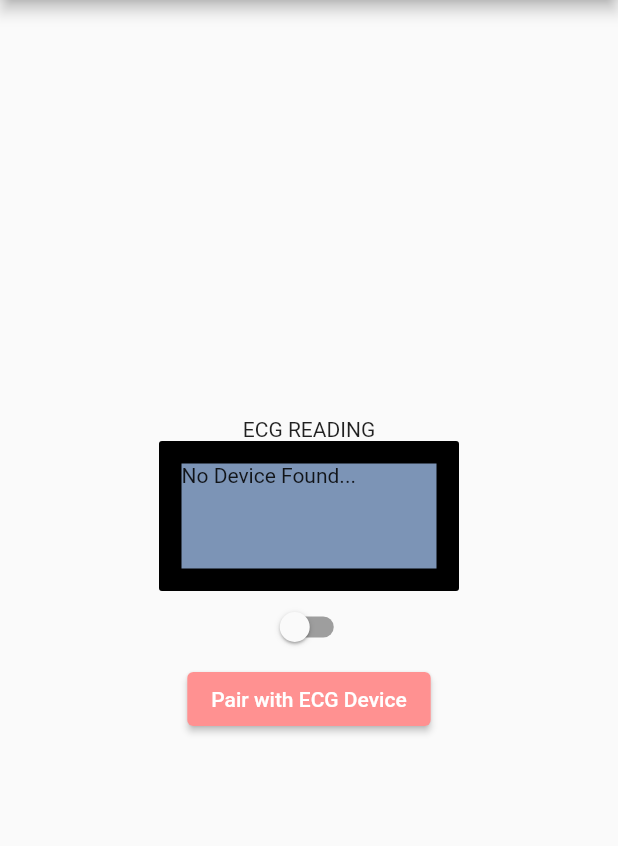
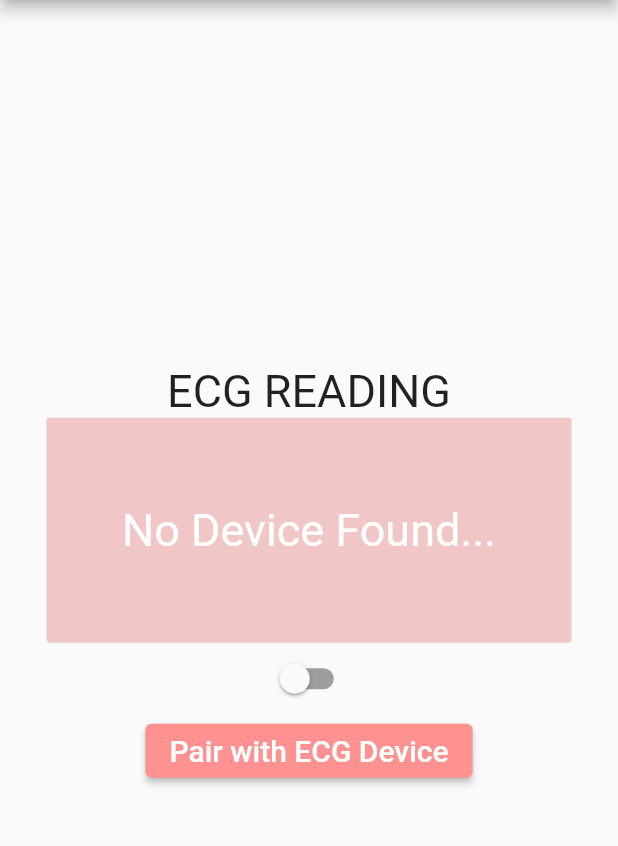
Before and after one commit to dylanvu/ECG-App, a Flutter app: the screen it shows after launch, on a phone screen of 412 x 824 dp, the part 84-930 px from its top. Run offline on Flutter 3.47's test engine with Material 2 defaults, Android fonts, the phone set to English and light mode, and no system bars.

Commit message:
some changes

```diff
--- a/lib/main.dart
+++ b/lib/main.dart
@@ -14,10 +14,10 @@ class MyApp extends StatelessWidget {
     return MaterialApp(
       title: 'ECG App',
       theme: ThemeData(
-        primarySwatch: Colors.blue,
-
         colorScheme: ColorScheme.fromSwatch().copyWith(
           primary: const Color.fromARGB(255, 255, 145, 145),
+          secondary: const Color.fromARGB(255, 120, 148, 230),
+          background: const Color.fromARGB(255, 32, 32, 32),
         ), // Color Scheme
       ),
       home: const MyHomePage(title: 'ECG Home Page'),
@@ -27,15 +27,6 @@ class MyApp extends StatelessWidget {
 
 class MyHomePage extends StatefulWidget {
   const MyHomePage({Key? key, required this.title}) : super(key: key);
-
-  // This widget is the home page of your application. It is stateful, meaning
-  // that it has a State object (defined below) that contains fields that affect
-  // how it looks.
-
-  // This class is the configuration for the state. It holds the values (in this
-  // case the title) provided by the parent (in this case the App widget) and
-  // used by the build method of the State. Fields in a Widget subclass are
-  // always marked "final".
 
   final String title;
 
@@ -47,17 +38,6 @@ class _MyHomePageState extends State<MyHomePage> {
   int _counter = 0;
   bool switch_pressed = false;
 
-  void _incrementCounter() {
-    setState(() {
-      // This call to setState tells the Flutter framework that something has
-      // changed in this State, which causes it to rerun the build method below
-      // so that the display can reflect the updated values. If we changed
-      // _counter without calling setState(), then the build method would not be
-      // called again, and so nothing would appear to happen.
-      _counter++;
-    });
-  }
-
   void _switchClicked(bool value){
     setState(() {
       switch_pressed = false;
@@ -66,53 +46,33 @@ class _MyHomePageState extends State<MyHomePage> {
 
   @override
   Widget build(BuildContext context) {
-    // This method is rerun every time setState is called, for instance as done
-    // by the _incrementCounter method above.
-    //
-    // The Flutter framework has been optimized to make rerunning build methods
-    // fast, so that you can just rebuild anything that needs updating rather
-    // than having to individually change instances of widgets.
     return Scaffold(
       appBar: AppBar(
-        // Here we take the value from the MyHomePage object that was created by
-        // the App.build method, and use it to set our appbar title.
         title: Text(widget.title),
       ),
       body: Center(
-        // Center is a layout widget. It takes a single child and positions it
-        // in the middle of the parent.
         child: Column(
-          // Column is also a layout widget. It takes a list of children and
-          // arranges them vertically. By default, it sizes itself to fit its
-          // children horizontally, and tries to be as tall as its parent.
-          //
-          // Invoke "debug painting" (press "p" in the console, choose the
-          // "Toggle Debug Paint" action from the Flutter Inspector in Android
-          // Studio, or the "Toggle Debug Paint" command in Visual Studio Code)
-          // to see the wireframe for each widget.
-          //
-          // Column has various properties to control how it sizes itself and
-          // how it positions its children. Here we use mainAxisAlignment to
-          // center the children vertically; the main axis here is the vertical
-          // axis because Columns are vertical (the cross axis would be
-          // horizontal).
           mainAxisAlignment: MainAxisAlignment.center,
           children: <Widget>[
             const Text(
               'ECG READING',
+              style: TextStyle(fontSize: 30),
             ),
             Container(
               decoration: BoxDecoration(
-                color: const Color(0xff7c94b6),
-                border: Border.all(
-                  width: 15,
-                ),
+                color: const Color.fromARGB(255, 240, 198, 198),
                 borderRadius: BorderRadius.circular(2),
                 shape: BoxShape.rectangle,
               ),
-              width: 200,
-              height: 100,
-              child: Text('No Device Found...'),
+              width: 350,
+              height: 150,
+              child: Center(
+                child: Text(
+                  'No Device Found...',
+                  style: TextStyle(fontSize: 30, color: Colors.white),
+                  textAlign: TextAlign.center,
+                ),
+              ),
             ),
             Switch(
               activeColor: Colors.pink.shade50,
@@ -130,7 +90,7 @@ class _MyHomePageState extends State<MyHomePage> {
                 ),
               );
             },
-            child: Text('Pair with ECG Device'),
+            child: Text('Pair with ECG Device', style: TextStyle(fontSize: 20),),
             ),
           ],
         ),
```
